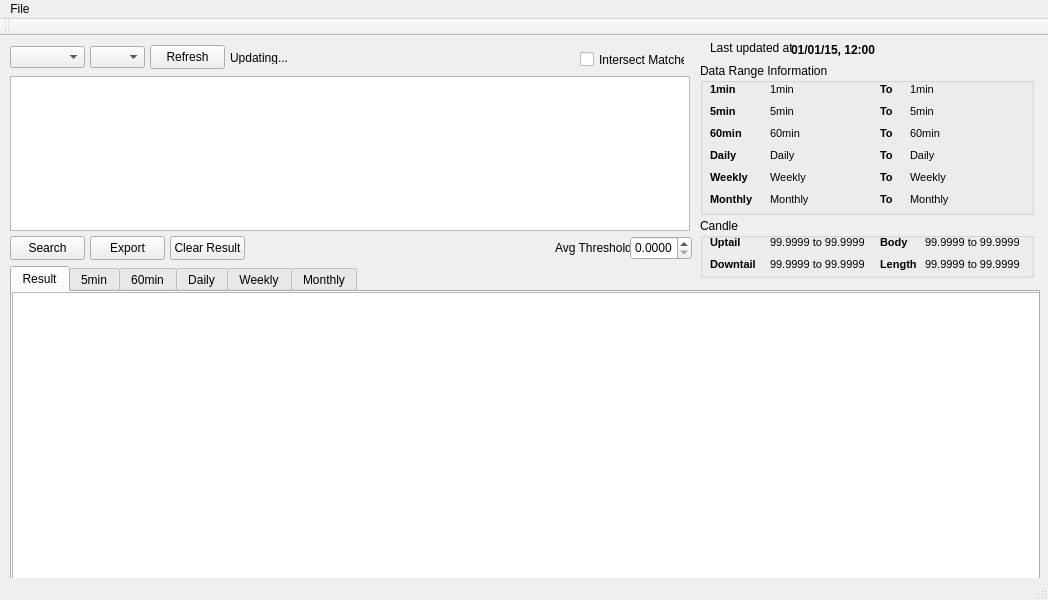
First picture: the form in MainWindow.ui, repository handysama/SearchBardata, before the edit.
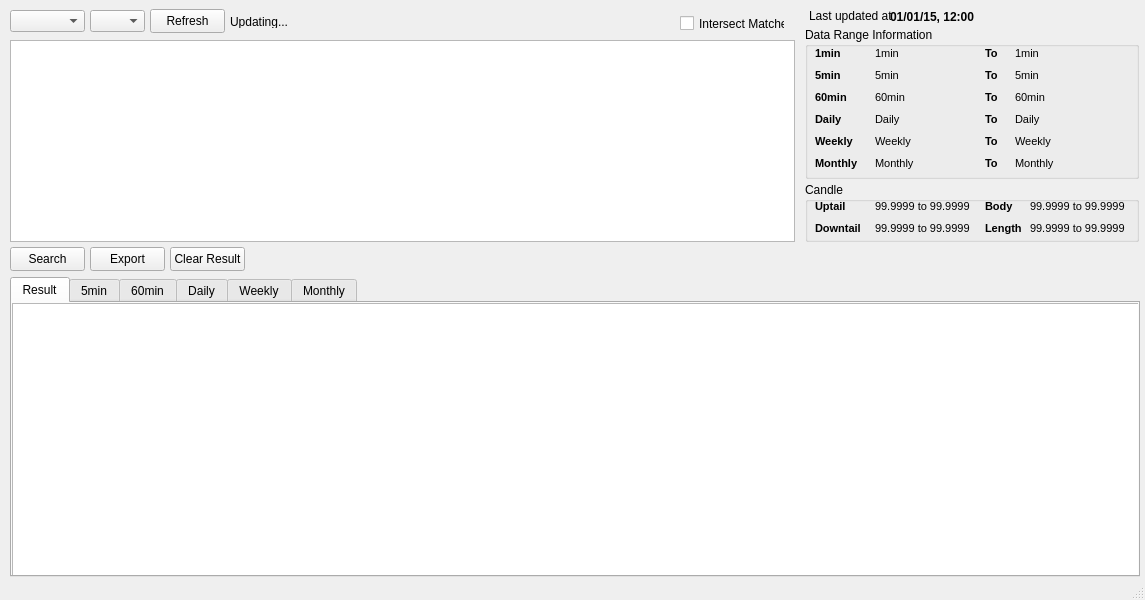
Second picture: the form after the edit.

What changed in the file:
```diff
--- a/MainWindow.ui
+++ b/MainWindow.ui
@@ -6,7 +6,7 @@
    <rect>
     <x>0</x>
     <y>0</y>
-    <width>1048</width>
+    <width>1145</width>
     <height>600</height>
    </rect>
   </property>
@@ -47,7 +47,7 @@
     <property name="geometry">
      <rect>
       <x>10</x>
-      <y>200</y>
+      <y>247</y>
       <width>75</width>
       <height>24</height>
      </rect>
@@ -61,8 +61,8 @@
      <rect>
       <x>10</x>
       <y>40</y>
-      <width>680</width>
-      <height>155</height>
+      <width>785</width>
+      <height>202</height>
      </rect>
     </property>
     <property name="font">
@@ -99,7 +99,7 @@
    <widget class="QGroupBox" name="groupBox">
     <property name="geometry">
      <rect>
-      <x>700</x>
+      <x>805</x>
       <y>27</y>
       <width>334</width>
       <height>152</height>
@@ -623,7 +623,7 @@
    <widget class="QCheckBox" name="chkPlotMatcher">
     <property name="geometry">
      <rect>
-      <x>580</x>
+      <x>680</x>
       <y>15</y>
       <width>105</width>
       <height>17</height>
@@ -643,37 +643,11 @@
      </rect>
     </property>
    </widget>
-   <widget class="QDoubleSpinBox" name="sbAvgThreshold">
-    <property name="geometry">
-     <rect>
-      <x>630</x>
-      <y>200</y>
-      <width>62</width>
-      <height>24</height>
-     </rect>
-    </property>
-    <property name="decimals">
-     <number>4</number>
-    </property>
-   </widget>
-   <widget class="QLabel" name="label_8">
-    <property name="geometry">
-     <rect>
-      <x>555</x>
-      <y>204</y>
-      <width>75</width>
-      <height>16</height>
-     </rect>
-    </property>
-    <property name="text">
-     <string>Avg Threshold</string>
-    </property>
-   </widget>
    <widget class="QLabel" name="lblLastUpdate">
     <property name="geometry">
      <rect>
-      <x>791</x>
-      <y>6</y>
+      <x>890</x>
+      <y>9</y>
       <width>90</width>
       <height>16</height>
      </rect>
@@ -692,8 +666,8 @@
    <widget class="QLabel" name="label_7">
     <property name="geometry">
      <rect>
-      <x>710</x>
-      <y>4</y>
+      <x>809</x>
+      <y>8</y>
       <width>82</width>
       <height>16</height>
      </rect>
@@ -706,9 +680,9 @@
     <property name="geometry">
      <rect>
       <x>10</x>
-      <y>230</y>
-      <width>1030</width>
-      <height>318</height>
+      <y>277</y>
+      <width>1130</width>
+      <height>300</height>
      </rect>
     </property>
     <property name="tabShape">
@@ -732,7 +706,7 @@
        <rect>
         <x>0</x>
         <y>0</y>
-        <width>1030</width>
+        <width>1130</width>
         <height>292</height>
        </rect>
       </property>
@@ -980,7 +954,7 @@
     <property name="geometry">
      <rect>
       <x>90</x>
-      <y>200</y>
+      <y>247</y>
       <width>75</width>
       <height>24</height>
      </rect>
@@ -993,7 +967,7 @@
     <property name="geometry">
      <rect>
       <x>170</x>
-      <y>200</y>
+      <y>247</y>
       <width>75</width>
       <height>24</height>
      </rect>
@@ -1005,7 +979,7 @@
    <widget class="QGroupBox" name="groupBox_2">
     <property name="geometry">
      <rect>
-      <x>700</x>
+      <x>805</x>
       <y>182</y>
       <width>334</width>
       <height>60</height>
@@ -1187,33 +1161,22 @@
      </property>
     </widget>
    </widget>
-  </widget>
-  <widget class="QToolBar" name="mainToolBar">
-   <attribute name="toolBarArea">
-    <enum>TopToolBarArea</enum>
-   </attribute>
-   <attribute name="toolBarBreak">
-    <bool>false</bool>
-   </attribute>
+   <zorder>tableWidget</zorder>
+   <zorder>btnRefresh</zorder>
+   <zorder>cbSymbol</zorder>
+   <zorder>btnSearch</zorder>
+   <zorder>groupBox</zorder>
+   <zorder>lblUpdateStatus</zorder>
+   <zorder>chkPlotMatcher</zorder>
+   <zorder>cbThreshold</zorder>
+   <zorder>lblLastUpdate</zorder>
+   <zorder>label_7</zorder>
+   <zorder>tabWidget</zorder>
+   <zorder>btnExport</zorder>
+   <zorder>btnClearResult</zorder>
+   <zorder>groupBox_2</zorder>
   </widget>
   <widget class="QStatusBar" name="statusBar"/>
-  <widget class="QMenuBar" name="menuBar">
-   <property name="geometry">
-    <rect>
-     <x>0</x>
-     <y>0</y>
-     <width>1048</width>
-     <height>21</height>
-    </rect>
-   </property>
-   <widget class="QMenu" name="menuMenu">
-    <property name="title">
-     <string>File</string>
-    </property>
-    <addaction name="actionThreshold_Parameters"/>
-   </widget>
-   <addaction name="menuMenu"/>
-  </widget>
   <action name="actionThreshold_Parameters">
    <property name="text">
     <string>Resistance &amp;&amp; Support Parameters</string>
```
Left out of the diff: 10 changed lines with no effect on the pictures.
